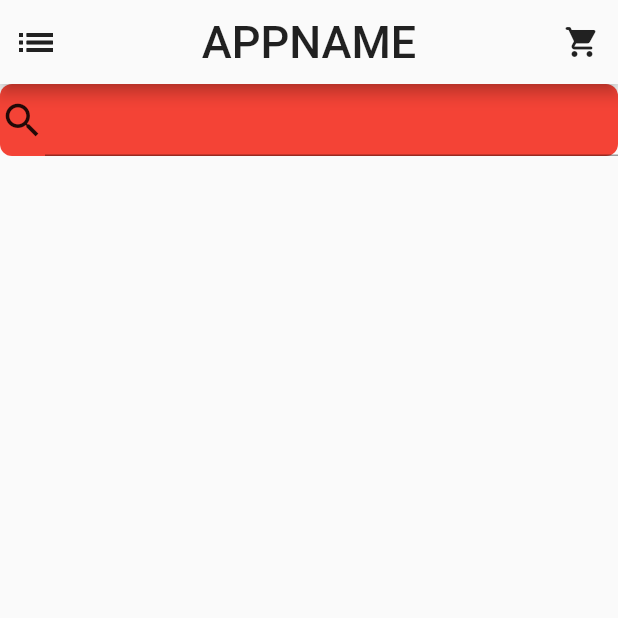
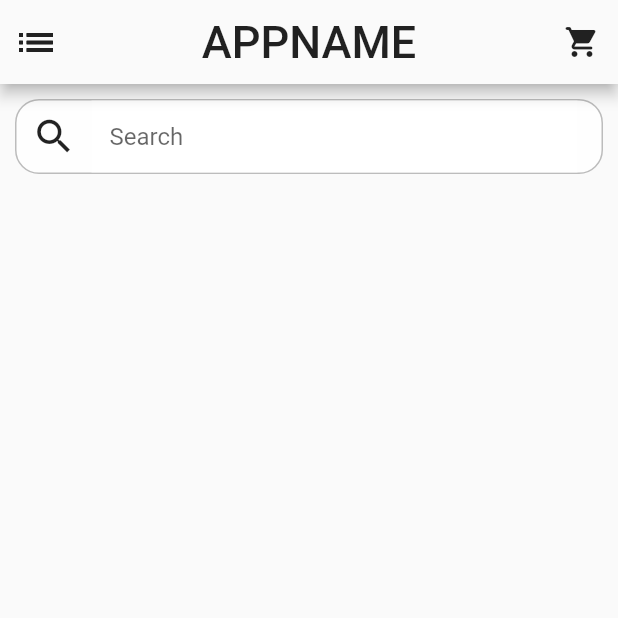
Before and after one commit to LeMinh22621/SmartFashion, a Flutter app: the screen it shows after launch, on a phone screen of 412 x 824 dp, the top half of it. Run offline on Flutter 3.47's test engine with Material 2 defaults, Android fonts, the phone set to English and light mode, and no system bars.

Commit message:
create search bar

```diff
--- a/lib/view/screen/home_page.dart
+++ b/lib/view/screen/home_page.dart
@@ -48,11 +48,14 @@ class _HomePageState extends State<HomePage> {
       body: Container(
         color: Colors.grey.shade50,
         child: SafeArea(
-          child: Scaffold(
-            body: Column(
-              children: [
-                SearchBar(),
-              ],
+          child: Padding(
+            padding: const EdgeInsets.all(10.0),
+            child: Scaffold(
+              body: Column(
+                children: [
+                  SearchBar(),
+                ],
+              ),
             ),
           ),
         ),
--- a/lib/view/widget/search_bar.dart
+++ b/lib/view/widget/search_bar.dart
@@ -11,22 +11,36 @@ class _SearchBarState extends State<SearchBar> {
   @override
   Widget build(BuildContext context) {
     return Container(
-      decoration: const BoxDecoration(
-        color: Colors.red,
-        borderRadius: BorderRadius.all(
-          Radius.circular(8),
+      decoration: BoxDecoration(
+        border: Border.all(
+          color: Colors.black26,
+        ),
+        color: Colors.white70,
+        borderRadius: const BorderRadius.all(
+          Radius.circular(16),
         ),
       ),
       child: Row(
         mainAxisAlignment: MainAxisAlignment.start,
-        children: [
+        children: const [
+          SizedBox(width: 10),
           Icon(
             Icons.search_outlined,
             size: 30,
           ),
-          Expanded(
-            child: TextField(),
-          )
+          SizedBox(width: 10),
+          Flexible(
+            fit: FlexFit.loose,
+            child: TextField(
+              decoration: InputDecoration(
+                hintText: "Search",
+                filled: true,
+                fillColor: Colors.white70,
+                border: InputBorder.none,
+              ),
+            ),
+          ),
+          SizedBox(width: 16),
         ],
       ),
     );
--- a/pubspec.yaml
+++ b/pubspec.yaml
@@ -18,7 +18,7 @@ publish_to: 'none' # Remove this line if you wish to publish to pub.dev
 version: 1.0.0+1
 
 environment:
-  sdk: ">=2.17.5 <3.0.0"
+  sdk: ">=2.17.1 <3.0.0"
 
 # Dependencies specify other packages that your package needs in order to work.
 # To automatically upgrade your package dependencies to the latest versions
@@ -58,8 +58,7 @@ flutter:
   uses-material-design: true
 
   # To add assets to your application, add an assets section, like this:
-  assets:
-     - images/
+  # assets:
   #   - images/a_dot_ham.jpeg
 
   # An image asset can refer to one or more resolution-specific "variants", see
```
Also changed, not shown: pubspec.lock.
